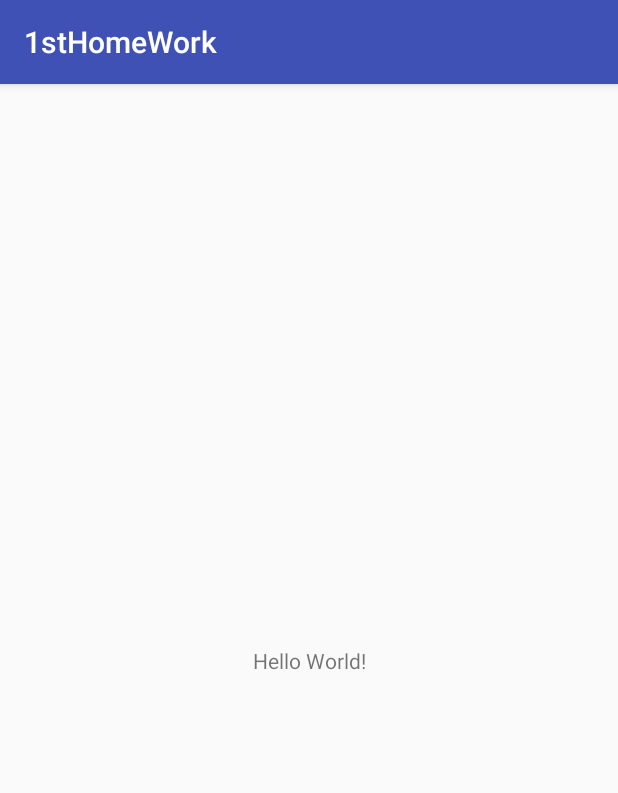
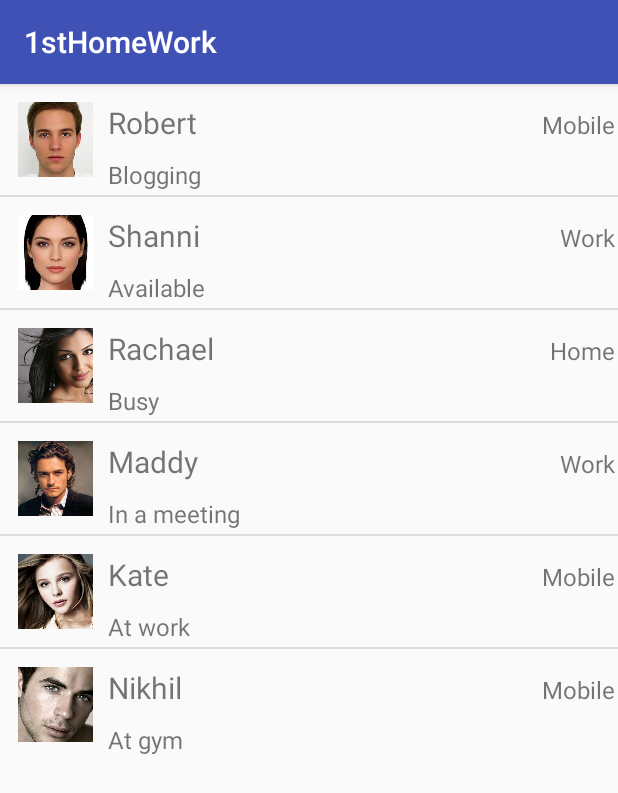
Before and after one commit to bambaShush/1stHomeWork, an Android app: the screen it shows after launch (MainActivity), on a phone screen of 412 x 824 dp. Shown: the top 793 px of the screen. Run offline under Robolectric (Android 15) with nearby library versions, the phone set to English and light mode, and no system bars.

Commit message:
commit 1

```diff
--- a/app/src/main/AndroidManifest.xml
+++ b/app/src/main/AndroidManifest.xml
@@ -9,7 +9,8 @@
         android:roundIcon="@mipmap/ic_launcher_round"
         android:supportsRtl="true"
         android:theme="@style/AppTheme">
-        <activity android:name=".MainActivity">
+        <activity android:name=".MainActivity"
+            android:label="@string/app_name" >
             <intent-filter>
                 <action android:name="android.intent.action.MAIN" />
 
--- /dev/null
+++ b/app/src/main/java/com/example/user/a1sthomework/CustomAdapter.java
@@ -0,0 +1,81 @@
+package com.example.user.a1sthomework;
+
+import android.app.Activity;
+import android.content.Context;
+import android.view.LayoutInflater;
+import android.view.View;
+import android.view.ViewGroup;
+import android.widget.BaseAdapter;
+import android.widget.ImageView;
+import android.widget.TextView;
+
+import java.util.List;
+
+public class CustomAdapter  extends BaseAdapter {
+
+    Context context;
+    List<RowItem> rowItems;
+
+    CustomAdapter(Context context, List<RowItem> rowItems) {
+        this.context = context;
+        this.rowItems = rowItems;
+    }
+
+    @Override
+    public int getCount() {
+        return rowItems.size();
+    }
+
+    @Override
+    public Object getItem(int position) {
+        return rowItems.get(position);
+    }
+
+    @Override
+    public long getItemId(int position) {
+        return rowItems.indexOf(getItem(position));
+    }
+
+    /* private view holder class */
+    private class ViewHolder {
+        ImageView profile_pic;
+        TextView member_name;
+        TextView status;
+        TextView contactType;
+    }
+
+    @Override
+    public View getView(int position, View convertView, ViewGroup parent) {
+
+        ViewHolder holder = null;
+
+        LayoutInflater mInflater = (LayoutInflater) context
+                .getSystemService(Activity.LAYOUT_INFLATER_SERVICE);
+        if (convertView == null) {
+            convertView = mInflater.inflate(R.layout.list_item, null);
+            holder = new ViewHolder();
+
+            holder.member_name = (TextView) convertView
+                    .findViewById(R.id.member_name);
+            holder.profile_pic = (ImageView) convertView
+                    .findViewById(R.id.profile_pic);
+            holder.status = (TextView) convertView.findViewById(R.id.status);
+            holder.contactType = (TextView) convertView
+                    .findViewById(R.id.contact_type);
+
+            RowItem row_pos = rowItems.get(position);
+
+            holder.profile_pic.setImageResource(row_pos.getProfile_pic_id());
+            holder.member_name.setText(row_pos.getMember_name());
+            holder.status.setText(row_pos.getStatus());
+            holder.contactType.setText(row_pos.getContactType());
+
+            convertView.setTag(holder);
+        } else {
+            holder = (ViewHolder) convertView.getTag();
+        }
+
+        return convertView;
+    }
+
+}
--- a/app/src/main/java/com/example/user/a1sthomework/MainActivity.java
+++ b/app/src/main/java/com/example/user/a1sthomework/MainActivity.java
@@ -1,13 +1,66 @@
 package com.example.user.a1sthomework;
 
+import android.content.res.TypedArray;
 import android.support.v7.app.AppCompatActivity;
 import android.os.Bundle;
+import android.view.View;
+import android.widget.AdapterView;
+import android.widget.ListView;
+import android.widget.Toast;
 
-public class MainActivity extends AppCompatActivity {
+import java.util.ArrayList;
+import java.util.List;
+
+public class MainActivity extends AppCompatActivity implements AdapterView.OnItemClickListener {
+
+    String[] member_names;
+    TypedArray profile_pics;
+    String[] statues;
+    String[] contactType;
+
+
+
+    List<RowItem> rowItems;
+    ListView mylistview;
 
     @Override
     protected void onCreate(Bundle savedInstanceState) {
         super.onCreate(savedInstanceState);
         setContentView(R.layout.activity_main);
+        member_names = getBaseContext().getResources().getStringArray(R.array.Member_names);
+        profile_pics = getBaseContext().getResources().obtainTypedArray(R.array.profile_pics);
+        contactType = getBaseContext().getResources().getStringArray(R.array.contactType);
+        statues = getBaseContext().getResources().getStringArray(R.array.statues);
+
+        rowItems = new ArrayList<RowItem>();
+        profile_pics = getResources().obtainTypedArray(R.array.profile_pics);
+
+        statues = getResources().getStringArray(R.array.statues);
+
+        contactType = getResources().getStringArray(R.array.contactType);
+
+        for (int i = 0; i < member_names.length; i++) {
+            RowItem item = new RowItem(member_names[i],
+                    profile_pics.getResourceId(i, -1), statues[i],
+                    contactType[i]);
+            rowItems.add(item);
+        }
+
+        mylistview = (ListView) findViewById(R.id.list);
+        CustomAdapter adapter = new CustomAdapter(this, rowItems);
+        mylistview.setAdapter(adapter);
+
+        mylistview.setOnItemClickListener(this);
+
     }
+
+    @Override
+    public void onItemClick(AdapterView<?> parent, View view, int position,
+                            long id) {
+
+        String member_name = rowItems.get(position).getMember_name();
+        Toast.makeText(getApplicationContext(), "" + member_name,
+                Toast.LENGTH_SHORT).show();
+    }
+
 }
--- /dev/null
+++ b/app/src/main/java/com/example/user/a1sthomework/RowItem.java
@@ -0,0 +1,51 @@
+package com.example.user.a1sthomework;
+
+public class RowItem {
+
+    private String member_name;
+    private int profile_pic_id;
+    private String status;
+    private String contactType;
+
+    public RowItem(String member_name, int profile_pic_id, String status,
+                   String contactType) {
+
+        this.member_name = member_name;
+        this.profile_pic_id = profile_pic_id;
+        this.status = status;
+        this.contactType = contactType;
+    }
+
+    public String getMember_name() {
+        return member_name;
+    }
+
+    public void setMember_name(String member_name) {
+        this.member_name = member_name;
+    }
+
+    public int getProfile_pic_id() {
+        return profile_pic_id;
+    }
+
+    public void setProfile_pic_id(int profile_pic_id) {
+        this.profile_pic_id = profile_pic_id;
+    }
+
+    public String getStatus() {
+        return status;
+    }
+
+    public void setStatus(String status) {
+        this.status = status;
+    }
+
+    public String getContactType() {
+        return contactType;
+    }
+
+    public void setContactType(String contactType) {
+        this.contactType = contactType;
+    }
+
+}
--- a/app/src/main/res/layout/activity_main.xml
+++ b/app/src/main/res/layout/activity_main.xml
@@ -1,18 +1,17 @@
 <?xml version="1.0" encoding="utf-8"?>
-<android.support.constraint.ConstraintLayout xmlns:android="http://schemas.android.com/apk/res/android"
+<LinearLayout xmlns:android="http://schemas.android.com/apk/res/android"
     xmlns:app="http://schemas.android.com/apk/res-auto"
     xmlns:tools="http://schemas.android.com/tools"
-    android:layout_width="match_parent"
-    android:layout_height="match_parent"
+    android:layout_width="fill_parent"
+    android:layout_height="fill_parent"
+    android:orientation="horizontal"
     tools:context=".MainActivity">
 
-    <TextView
-        android:layout_width="wrap_content"
+    <ListView
+        android:id="@+id/list"
+        android:layout_width="match_parent"
         android:layout_height="wrap_content"
-        android:text="Hello World!"
-        app:layout_constraintBottom_toBottomOf="parent"
-        app:layout_constraintLeft_toLeftOf="parent"
-        app:layout_constraintRight_toRightOf="parent"
-        app:layout_constraintTop_toTopOf="parent" />
+        />
 
-</android.support.constraint.ConstraintLayout>
+
+</LinearLayout>
--- /dev/null
+++ b/app/src/main/res/layout/list_item.xml
@@ -0,0 +1,42 @@
+<?xml version="1.0" encoding="utf-8"?>
+<RelativeLayout xmlns:android="http://schemas.android.com/apk/res/android"
+    android:layout_width="fill_parent"
+    android:layout_height="fill_parent"
+    android:padding="2dp" >
+
+
+    <ImageView
+        android:id="@+id/profile_pic"
+        android:layout_width="70dp"
+        android:layout_height="70dp"
+        android:contentDescription="desc"
+        android:paddingLeft="10dp"
+        android:paddingRight="10dp" />
+    <TextView
+        android:id="@+id/member_name"
+        android:layout_width="wrap_content"
+        android:layout_height="wrap_content"
+        android:layout_marginTop="10dp"
+        android:layout_toRightOf="@+id/profile_pic"
+        android:paddingBottom="10dp"
+        android:text="txt"
+        android:textSize="20sp" />
+    <TextView
+        android:id="@+id/status"
+        android:layout_width="wrap_content"
+        android:layout_height="wrap_content"
+        android:layout_alignLeft="@+id/member_name"
+        android:layout_below="@+id/member_name"
+        android:text="txt"
+        android:textSize="16sp" />
+    <TextView
+        android:id="@+id/contact_type"
+        android:layout_width="wrap_content"
+        android:layout_height="wrap_content"
+        android:layout_alignBaseline="@+id/member_name"
+        android:layout_alignBottom="@+id/member_name"
+        android:layout_alignParentRight="true"
+        android:text="txt"
+        android:textSize="16sp" />
+
+</RelativeLayout>
--- a/app/src/main/res/values/strings.xml
+++ b/app/src/main/res/values/strings.xml
@@ -1,3 +1,46 @@
 <resources>
     <string name="app_name">1stHomeWork</string>
+    <string name="action_settings">Settings</string>
+    <string name="hello_world">Hello world!</string>
+
+    <!-- Names -->
+    <string-array name="Member_names">
+        <item>Robert</item>
+        <item>Shanni</item>
+        <item>Rachael</item>
+        <item>Maddy</item>
+        <item>Kate</item>
+        <item>Nikhil</item>
+    </string-array>
+
+    <!-- Pictures -->
+    <array name="profile_pics">
+        <item>@mipmap/robert</item>
+        <item>@mipmap/shanni</item>
+        <item>@mipmap/rachael</item>
+        <item>@mipmap/maddy_pic</item>
+        <item>@mipmap/kate</item>
+        <item>@mipmap/nikhil_pic</item>
+    </array>
+
+    <!-- Status -->
+    <string-array name="statues">
+        <item>Blogging</item>
+        <item>Available</item>
+        <item>Busy</item>
+        <item>In a meeting</item>
+        <item>At work</item>
+        <item>At gym</item>
+    </string-array>
+
+    <!-- contact type -->
+    <string-array name="contactType">
+        <item>Mobile</item>
+        <item>Work</item>
+        <item>Home</item>
+        <item>Work</item>
+        <item>Mobile</item>
+        <item>Mobile</item>
+    </string-array>
+
 </resources>
```
Also changed, not shown: app/src/main/res/mipmap-mdpi/kate.png (added), app/src/main/res/mipmap-mdpi/maddy_pic.png (added), app/src/main/res/mipmap-mdpi/nikhil_pic.png (added), app/src/main/res/mipmap-mdpi/rachael.png (added), app/src/main/res/mipmap-mdpi/robert.png (added), app/src/main/res/mipmap-mdpi/shanni.png (added).
